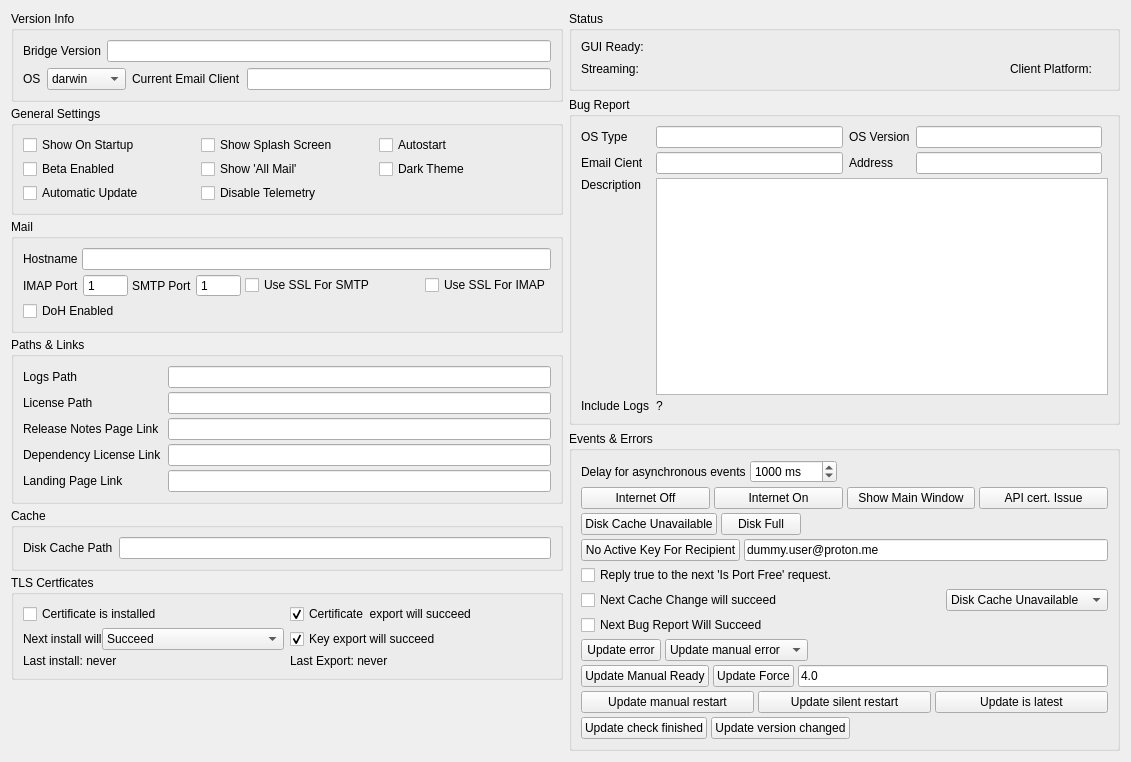
Qt form internal/frontend/bridge-gui/bridge-gui-tester/Tabs/SettingsTab.ui (ProtonMail/proton-bridge) before a commit.
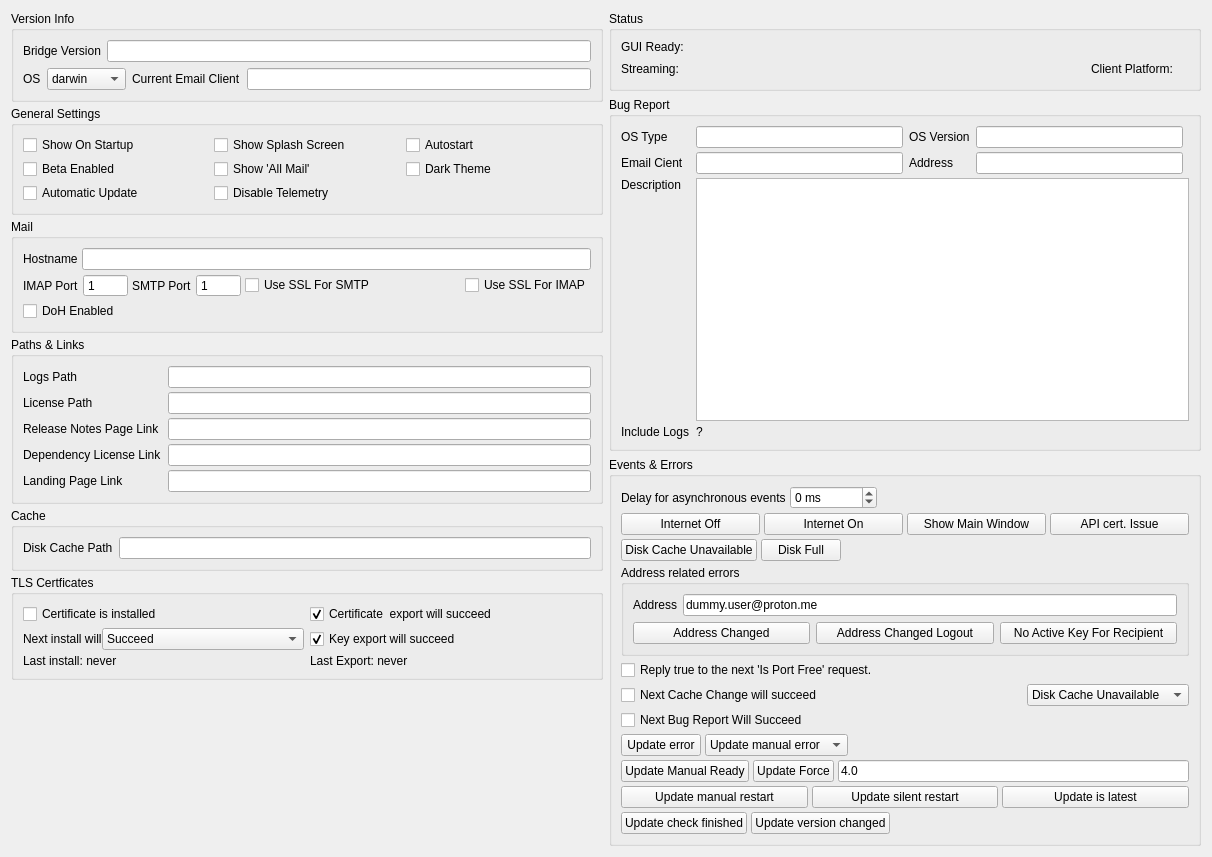
The same form after that commit.

Commit message: feat(GODT-3046): added addressChanged and addressChangedLogout to gui-tester.

Patch:
```diff
--- a/internal/frontend/bridge-gui/bridge-gui-tester/Tabs/SettingsTab.ui
+++ b/internal/frontend/bridge-gui/bridge-gui-tester/Tabs/SettingsTab.ui
@@ -6,8 +6,8 @@
    <rect>
     <x>0</x>
     <y>0</y>
-    <width>1131</width>
-    <height>762</height>
+    <width>1212</width>
+    <height>857</height>
    </rect>
   </property>
   <property name="windowTitle">
@@ -778,6 +778,9 @@
               <property name="suffix">
                <string> ms</string>
               </property>
+              <property name="minimum">
+               <number>-1</number>
+              </property>
               <property name="maximum">
                <number>3600000</number>
               </property>
@@ -785,7 +788,7 @@
                <number>100</number>
               </property>
               <property name="value">
-               <number>1000</number>
+               <number>0</number>
               </property>
              </widget>
             </item>
@@ -868,22 +871,62 @@
            </layout>
           </item>
           <item>
+           <widget class="QGroupBox" name="groupBox">
+            <property name="minimumSize">
+             <size>
+              <width>0</width>
+              <height>0</height>
+             </size>
+            </property>
+            <property name="title">
+             <string>Address related errors</string>
+            </property>
+            <layout class="QVBoxLayout" name="verticalLayout_9">
+             <item>
            <layout class="QHBoxLayout" name="horizontalLayout_12">
             <item>
+                <widget class="QLabel" name="label">
+                 <property name="text">
+                  <string>Address</string>
+                 </property>
+                </widget>
+               </item>
+               <item>
+                <widget class="QLineEdit" name="editAddressErrors">
+                 <property name="text">
+                  <string>dummy.user@proton.me</string>
+                 </property>
+                </widget>
+               </item>
+              </layout>
+             </item>
+             <item>
+              <layout class="QHBoxLayout" name="horizontalLayout_15">
+               <item>
+                <widget class="QPushButton" name="buttonAddressChanged">
+                 <property name="text">
+                  <string>Address Changed</string>
+                 </property>
+                </widget>
+               </item>
+               <item>
+                <widget class="QPushButton" name="buttonAddressChangedLogout">
+                 <property name="text">
+                  <string>Address Changed Logout</string>
+                 </property>
+                </widget>
+               </item>
+               <item>
              <widget class="QPushButton" name="buttonNoActiveKeyForRecipient">
               <property name="text">
                <string>No Active Key For Recipient</string>
               </property>
              </widget>
             </item>
-            <item>
-             <widget class="QLineEdit" name="editNoActiveKeyForRecipient">
-              <property name="text">
-               <string>dummy.user@proton.me</string>
-              </property>
-             </widget>
-            </item>
-           </layout>
+              </layout>
+             </item>
+            </layout>
+           </widget>
           </item>
           <item>
            <widget class="QCheckBox" name="checkIsPortFree">
```
Lines whose indentation alone changed are shown as unchanged. The commit also changes 3 other files.
